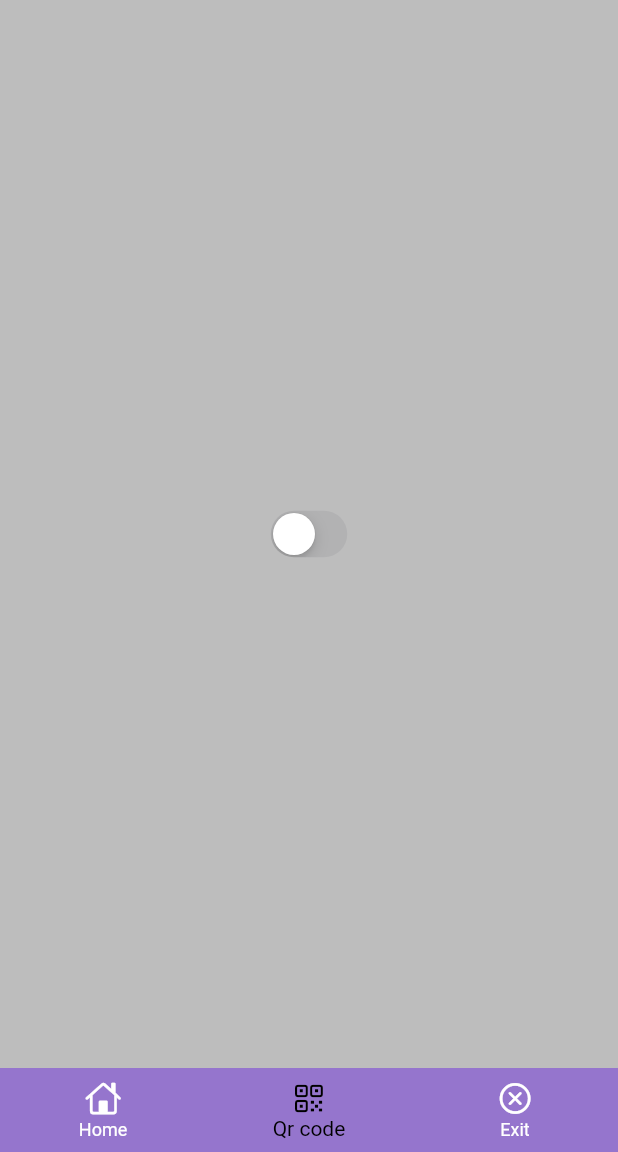
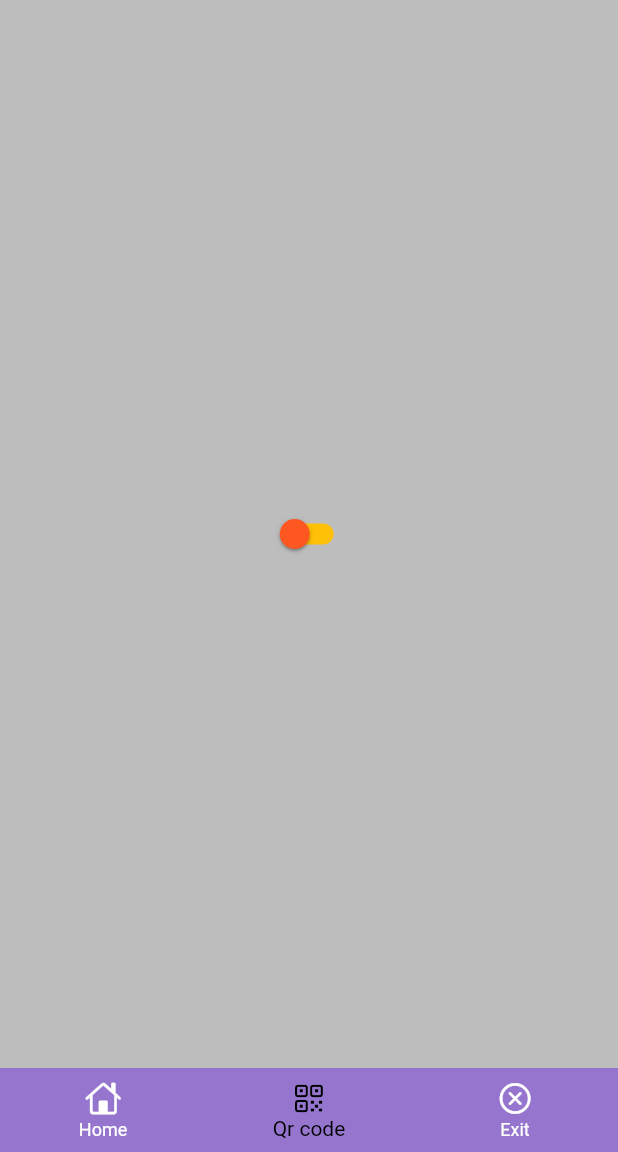
Before and after one commit to ShakriyaPanday/basic_ui, a Flutter app: the screen it shows after launch, on a phone screen of 412 x 824 dp, the part 84-1236 px from its top. Run offline on Flutter 3.47's test engine with Material 2 defaults, Android fonts, the phone set to English and light mode, and no system bars.

Commit message:
Switch added

```diff
--- a/lib/widgets/stateful/switch.dart
+++ b/lib/widgets/stateful/switch.dart
@@ -1,4 +1,3 @@
-import 'package:flutter/cupertino.dart';
 import 'package:flutter/material.dart';
 
 class SwitchWidget extends StatefulWidget {
@@ -14,8 +13,12 @@ class _SwitchWidgetState extends State<SwitchWidget> {
   Widget build(BuildContext context) {
     return Center(
       child: Container(
-        child: CupertinoSwitch(
+        child: Switch(
             value: light,
+            activeColor: Colors.amber,
+            activeTrackColor: Colors.deepOrange,
+            inactiveTrackColor: Colors.amber,
+            inactiveThumbColor: Colors.deepOrange,
             onChanged: ((value) {
               setState(() {
                 light = value;
```
